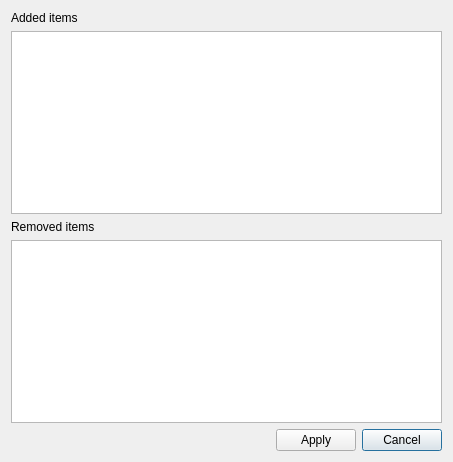
This is resources/fix_warnings.ui in mnchapel/packy as Qt 5 draws it before an edit. The edited form follows.
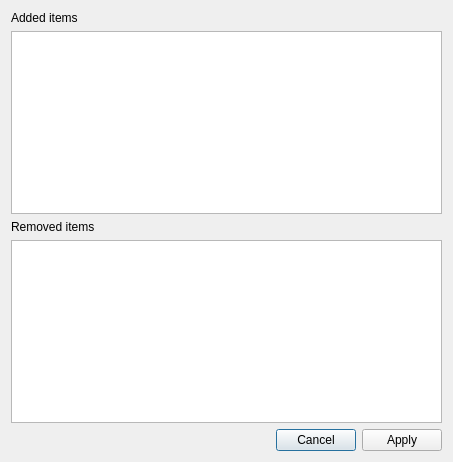
This is the edited form.

Commit message: Can apply modifications when check integrity.

The edit to the form file:
```diff
--- a/resources/fix_warnings.ui
+++ b/resources/fix_warnings.ui
@@ -14,53 +14,33 @@
    <string>Integrity checking</string>
   </property>
   <layout class="QGridLayout" name="gridLayout">
-   <item row="4" column="0">
-    <spacer name="horizontalSpacer">
-     <property name="orientation">
-      <enum>Qt::Horizontal</enum>
+   <item row="3" column="0" colspan="3">
+    <widget class="QListWidget" name="removed_items"/>
+   </item>
+   <item row="4" column="0" colspan="3">
+    <widget class="QDialogButtonBox" name="button_box">
+     <property name="standardButtons">
+      <set>QDialogButtonBox::Apply|QDialogButtonBox::Cancel</set>
      </property>
-     <property name="sizeHint" stdset="0">
-      <size>
-       <width>40</width>
-       <height>20</height>
-      </size>
-     </property>
-    </spacer>
+    </widget>
    </item>
    <item row="1" column="0" colspan="3">
     <widget class="QListWidget" name="added_items"/>
    </item>
-   <item row="0" column="0">
+   <item row="0" column="0" colspan="3">
     <widget class="QLabel" name="label_added_items">
      <property name="text">
       <string>Added items</string>
      </property>
     </widget>
    </item>
-   <item row="2" column="0" colspan="2">
+   <item row="2" column="0" colspan="3">
     <widget class="QLabel" name="label_removed_items">
      <property name="text">
       <string>Removed items</string>
      </property>
     </widget>
    </item>
-   <item row="3" column="0" colspan="3">
-    <widget class="QListWidget" name="removed_items"/>
-   </item>
-   <item row="4" column="2">
-    <widget class="QPushButton" name="push_button_cancel">
-     <property name="text">
-      <string>Cancel</string>
-     </property>
-    </widget>
-   </item>
-   <item row="4" column="1">
-    <widget class="QPushButton" name="push_button_apply">
-     <property name="text">
-      <string>Apply</string>
-     </property>
-    </widget>
-   </item>
   </layout>
  </widget>
  <resources/>
```
Left out of the diff: 23 changed lines with no effect on the pictures. The commit also changes 3 other files.
